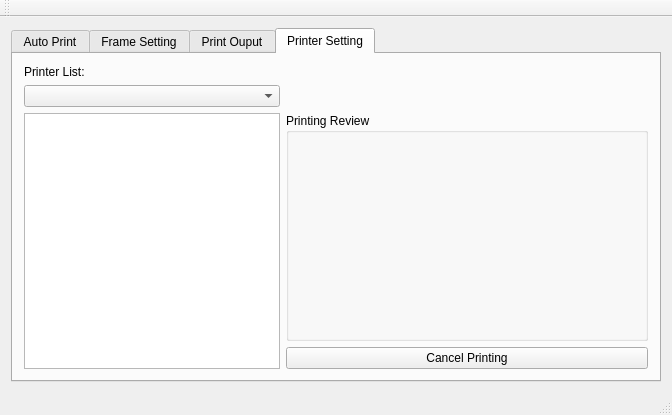
First picture: the form in src/autoprinter.ui, repository xxiiaaon/AutoPrinter, before the edit.
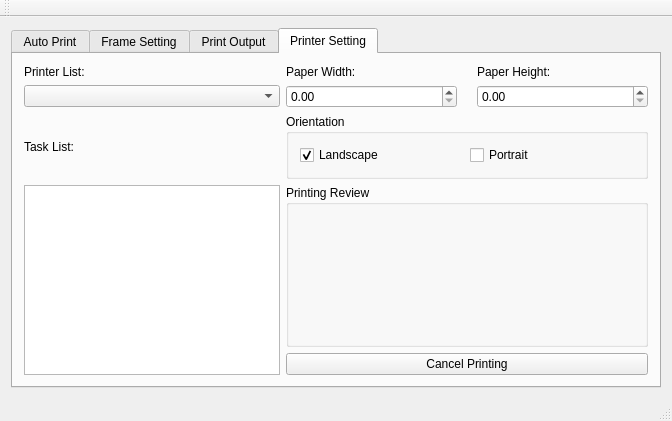
Second picture: the form after the edit. The open tabs and pages were chosen to show the change.

```diff
--- a/src/autoprinter.ui
+++ b/src/autoprinter.ui
@@ -7,7 +7,7 @@
     <x>0</x>
     <y>0</y>
     <width>661</width>
-    <height>415</height>
+    <height>421</height>
    </rect>
   </property>
   <property name="sizePolicy">
@@ -561,7 +561,7 @@
       </widget>
       <widget class="QWidget" name="tabOutput">
        <attribute name="title">
-        <string>Print Ouput</string>
+        <string>Print Output</string>
        </attribute>
        <layout class="QGridLayout" name="gridLayout_3">
         <item row="2" column="1">
@@ -793,6 +793,62 @@
        </attribute>
        <layout class="QGridLayout" name="gridLayout_5">
         <item row="2" column="1">
+         <widget class="QGroupBox" name="groupBox_4">
+          <property name="title">
+           <string>Orientation</string>
+          </property>
+          <layout class="QHBoxLayout" name="horizontalLayout_17">
+           <item>
+            <widget class="QCheckBox" name="chkBoxLandscape">
+             <property name="text">
+              <string>Landscape</string>
+             </property>
+             <property name="checked">
+              <bool>true</bool>
+             </property>
+             <attribute name="buttonGroup">
+              <string notr="true">buttonGroup</string>
+             </attribute>
+            </widget>
+           </item>
+           <item>
+            <widget class="QCheckBox" name="chkBoxPortrait">
+             <property name="text">
+              <string>Portrait</string>
+             </property>
+             <property name="checked">
+              <bool>false</bool>
+             </property>
+             <attribute name="buttonGroup">
+              <string notr="true">buttonGroup</string>
+             </attribute>
+            </widget>
+           </item>
+          </layout>
+         </widget>
+        </item>
+        <item row="1" column="1">
+         <layout class="QHBoxLayout" name="horizontalLayout_15">
+          <property name="spacing">
+           <number>20</number>
+          </property>
+          <item>
+           <widget class="QDoubleSpinBox" name="dspBoxPaperWidth">
+            <property name="maximum">
+             <double>9999999.990000000223517</double>
+            </property>
+           </widget>
+          </item>
+          <item>
+           <widget class="QDoubleSpinBox" name="dspBoxPaperHeight">
+            <property name="maximum">
+             <double>999999999.990000009536743</double>
+            </property>
+           </widget>
+          </item>
+         </layout>
+        </item>
+        <item row="4" column="1">
          <layout class="QVBoxLayout" name="verticalLayout_9">
           <item>
            <widget class="QGroupBox" name="groupBox_3">
@@ -839,6 +895,27 @@
           </item>
          </layout>
         </item>
+        <item row="0" column="1">
+         <layout class="QHBoxLayout" name="horizontalLayout_16">
+          <property name="spacing">
+           <number>20</number>
+          </property>
+          <item>
+           <widget class="QLabel" name="label_16">
+            <property name="text">
+             <string>Paper Width:</string>
+            </property>
+           </widget>
+          </item>
+          <item>
+           <widget class="QLabel" name="label_12">
+            <property name="text">
+             <string>Paper Height:</string>
+            </property>
+           </widget>
+          </item>
+         </layout>
+        </item>
         <item row="0" column="0">
          <widget class="QLabel" name="label_15">
           <property name="text">
@@ -849,7 +926,7 @@
         <item row="1" column="0">
          <widget class="QComboBox" name="comboBoxPrinters"/>
         </item>
-        <item row="2" column="0">
+        <item row="4" column="0">
          <widget class="QListView" name="lstViewPrinters">
           <property name="sizePolicy">
            <sizepolicy hsizetype="Fixed" vsizetype="Expanding">
@@ -859,6 +936,19 @@
           </property>
          </widget>
         </item>
+        <item row="2" column="0">
+         <widget class="QLabel" name="label_6">
+          <property name="sizePolicy">
+           <sizepolicy hsizetype="Preferred" vsizetype="Preferred">
+            <horstretch>0</horstretch>
+            <verstretch>0</verstretch>
+           </sizepolicy>
+          </property>
+          <property name="text">
+           <string>Task List:</string>
+          </property>
+         </widget>
+        </item>
        </layout>
       </widget>
      </widget>
```
Left out of the diff: 9 changed lines with no effect on the pictures.
